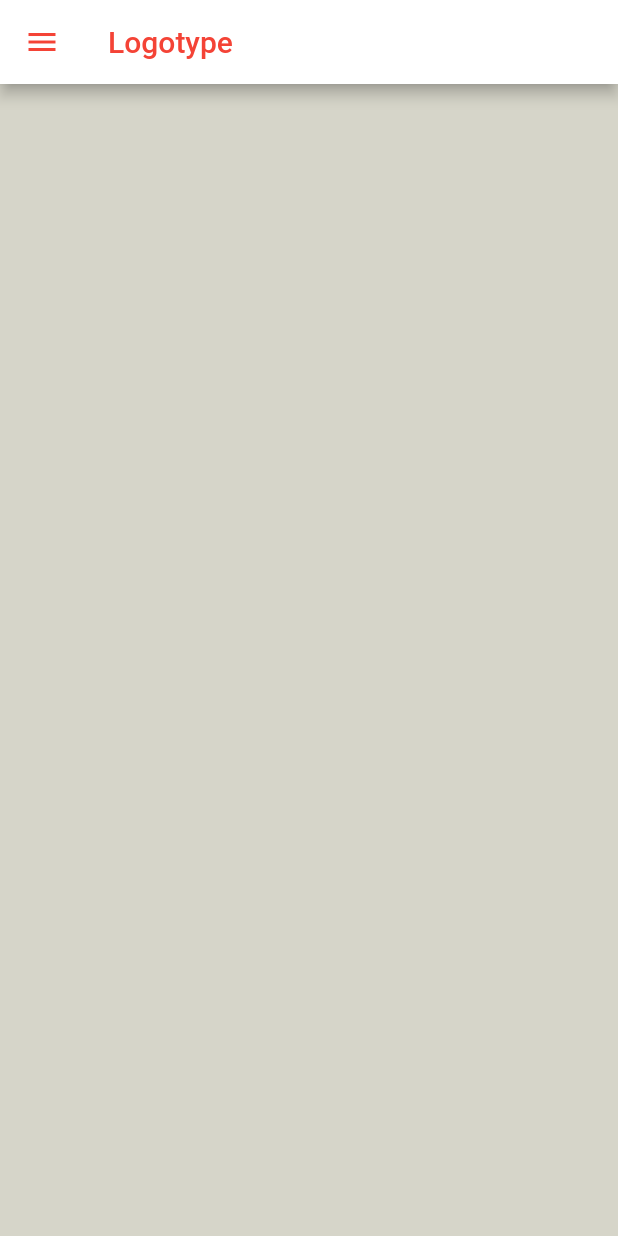
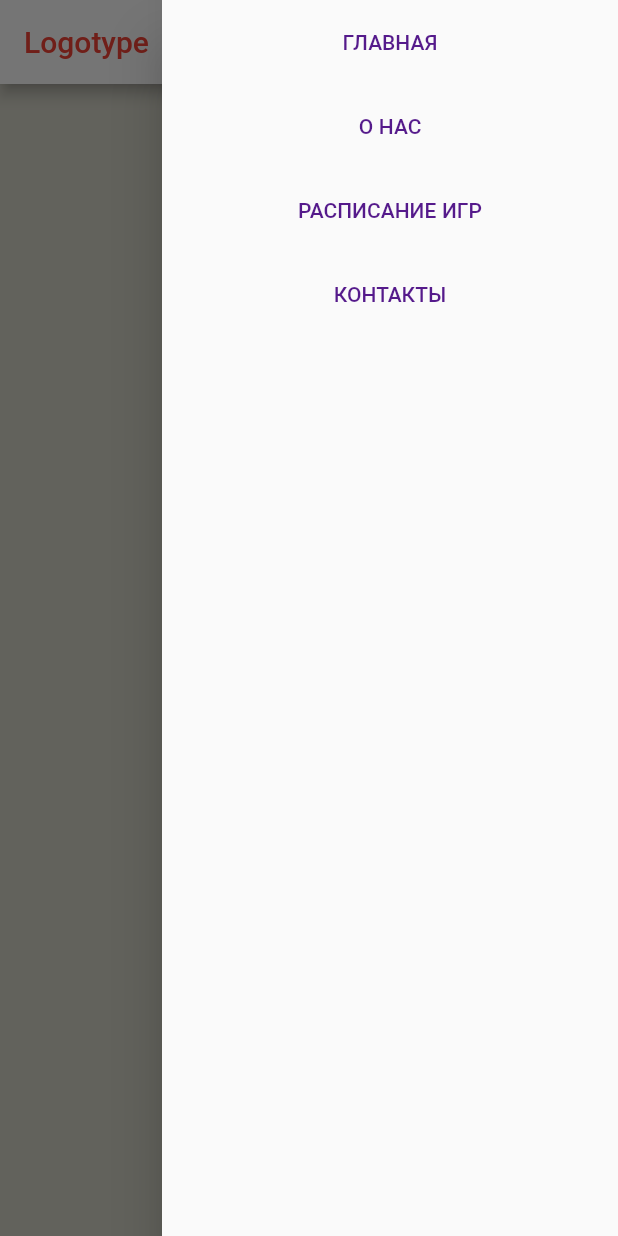
Before and after one commit to itfusion-dev/flutter, a Flutter app: the screen it shows after launch, after a tap on the "menu" icon, on a phone screen of 412 x 824 dp. Run offline on Flutter 3.47's test engine with Material 2 defaults, Android fonts, the phone set to English and light mode, and no system bars; network calls fail.

```diff
--- a/lib/main.dart
+++ b/lib/main.dart
@@ -1,17 +1,8 @@
 import 'package:flutter/material.dart';
 import 'package:http/http.dart' as http;
-import 'package:device_preview/device_preview.dart';
 
 void main() {
-  runApp(
-    DevicePreview(
-        enabled: true,
-      tools: [
-        ...DevicePreview.defaultTools
-      ],
-    builder: (context) => MyApp()
-    )
-    );
+  runApp(const MyApp());
 }
 
 class MyApp extends StatelessWidget {
@@ -40,6 +31,7 @@ class MyHomePage extends StatefulWidget {
 
 class _MyHomePageState extends State<MyHomePage> {
   String responseText = '';
+  final GlobalKey<ScaffoldState> _scaffoldKey = GlobalKey<ScaffoldState>();
 
   @override
   void initState() {
@@ -48,7 +40,7 @@ class _MyHomePageState extends State<MyHomePage> {
   }
 
   Future<void> fetchData() async {
-    final response = await http.get(Uri.parse('https://jsonplaceholder.typicode.com/posts?_limit=2'));
+    final response = await http.get(Uri.parse('https://test.itfusion.kz/api/users'));
 
     if (response.statusCode == 200) {
       setState(() {
@@ -64,6 +56,7 @@ class _MyHomePageState extends State<MyHomePage> {
   @override
   Widget build(BuildContext context) {
     return Scaffold(
+      key: _scaffoldKey,
       appBar: AppBar(
         title: Text(
           widget.title,
@@ -72,13 +65,77 @@ class _MyHomePageState extends State<MyHomePage> {
           ),
         ),
         backgroundColor: Colors.white,
-        leading: IconButton(onPressed: () {  },
-        icon: IconButton(
-          icon: const Icon(Icons.menu),
-          color: Colors.red,
-          onPressed: () {},
-        ),
-        ),
+        actions: <Widget>[
+          IconButton(
+            icon: const Icon(Icons.menu),
+            color: Colors.red,
+            onPressed: () {
+              _scaffoldKey.currentState!.openEndDrawer();
+            },
+          ),
+        ],
+      ),
+      endDrawer: Drawer(
+          child: ListView(
+            children: <Widget>[
+              ListTile(
+                title: Center(
+                  child: Text(
+                    'ГЛАВНАЯ',
+                    style: TextStyle(
+                      fontFamily: 'Montserrat',
+                      color: Color.fromRGBO(85, 26, 139, 1),
+                    ),
+                  ),
+                ),
+                onTap: () {
+                  // Handle the tap on drawer item 4
+                },
+              ),
+              ListTile(
+                title: Center(
+                  child: Text(
+                    'О НАС',
+                    style: TextStyle(
+                      fontFamily: 'Montserrat',
+                      color: Color.fromRGBO(85, 26, 139, 1),
+                    ),
+                  ),
+                ),
+                onTap: () {
+                  // Handle the tap on drawer item 4
+                },
+              ),
+              ListTile(
+                title: Center(
+                  child: Text(
+                    'РАСПИСАНИЕ ИГР',
+                    style: TextStyle(
+                      fontFamily: 'Montserrat',
+                      color: Color.fromRGBO(85, 26, 139, 1),
+                    ),
+                  ),
+                ),
+                onTap: () {
+                  // Handle the tap on drawer item 4
+                },
+              ),
+              ListTile(
+                title: Center(
+                  child: Text(
+                    'КОНТАКТЫ',
+                    style: TextStyle(
+                      fontFamily: 'Montserrat',
+                      color: Color.fromRGBO(85, 26, 139, 1),
+                    ),
+                  ),
+                ),
+                onTap: () {
+                  // Handle the tap on drawer item 4
+                },
+              ),
+            ],
+          ),
       ),
       body: Center(
         child: Column(
```
Also changed, not shown: pubspec.yaml (+5 -8 lines), pubspec.lock, 3 other files.
